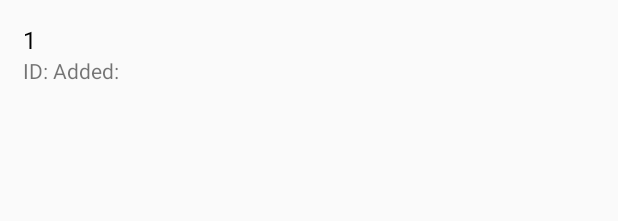
After one commit to DmitryKochetkov/4Term_DevApps, an Android app: the layout list_item.xml on its own in the app's theme, with its tools: preview values and no code run, on a phone screen of 412 x 824 dp. The commit adds this screen. Shown: the top 221 px of the screen. Run offline under Robolectric (Android 15) with nearby library versions, the phone set to English and light mode, and no system bars.

Commit message:
Lab3: database and list item

```diff
--- a/Lab3/app/build.gradle
+++ b/Lab3/app/build.gradle
@@ -22,6 +22,7 @@ dependencies {
     implementation fileTree(dir: 'libs', include: ['*.jar'])
     implementation 'com.android.support:appcompat-v7:28.0.0'
     implementation 'com.android.support.constraint:constraint-layout:1.1.3'
+    implementation 'com.android.support:recyclerview-v7:28.0.0'
     testImplementation 'junit:junit:4.12'
     androidTestImplementation 'com.android.support.test:runner:1.0.2'
     androidTestImplementation 'com.android.support.test.espresso:espresso-core:3.0.2'
--- a/Lab3/app/src/main/java/com/dimedrol/lab3/MainActivity.java
+++ b/Lab3/app/src/main/java/com/dimedrol/lab3/MainActivity.java
@@ -14,6 +14,8 @@ public class MainActivity extends AppCompatActivity {
     String[] rndSurnames = new String[]{"Пучков", "Большаков", "Васильев", "Андреев", "Петров", "Иванов", "Синицын", "Сергеев"};
     String[] rndSecondnames = new String[]{"Витальевич", "Иванович", "Ильич", "Сергеевич", "Альбертович", "Николаевич", "Евгеньевич"};
 
+    DBHelper dbHelper = new DBHelper(this);
+
     @Override
     protected void onCreate(Bundle savedInstanceState) {
         super.onCreate(savedInstanceState);
@@ -27,7 +29,7 @@ public class MainActivity extends AppCompatActivity {
             int n3 = (int)Math.floor(Math.random() * rndSecondnames.length);
             String fio = rndSurnames[n1] + " " + rndNames[n2] + " " + rndSecondnames[n3];
             Student student = new Student(fio, now);
-            //add student to db
+            dbHelper.addStudent(student);
         }
 
 
--- a/Lab3/app/src/main/res/layout/activity_data.xml
+++ b/Lab3/app/src/main/res/layout/activity_data.xml
@@ -6,6 +6,9 @@
     android:layout_height="match_parent"
     tools:context=".DataActivity">
 
-
+    <android.support.v7.widget.RecyclerView
+        android:layout_width="match_parent"
+        android:layout_height="wrap_content"
+        android:id="@+id/list"></android.support.v7.widget.RecyclerView>
 
 </android.support.constraint.ConstraintLayout>
--- /dev/null
+++ b/Lab3/app/src/main/res/layout/list_item.xml
@@ -0,0 +1,38 @@
+<?xml version="1.0" encoding="utf-8"?>
+<LinearLayout
+    xmlns:android="http://schemas.android.com/apk/res/android" android:layout_width="match_parent"
+    android:layout_height="match_parent"
+    android:orientation="vertical"
+    android:padding="15dp">
+
+    <TextView
+        android:layout_width="match_parent"
+        android:layout_height="wrap_content"
+        android:textColor="@color/black"
+        android:textSize="16sp"
+        android:id="@+id/field_fio"
+        android:text="1"/>
+
+    <LinearLayout
+        android:layout_width="match_parent"
+        android:layout_height="wrap_content"
+        android:orientation="horizontal"
+        >
+
+        <TextView
+            android:layout_width="wrap_content"
+            android:layout_height="wrap_content"
+            android:textSize="14sp"
+            android:id="@+id/field_id"
+            android:text="ID: "/>
+
+        <TextView
+            android:layout_width="match_parent"
+            android:layout_height="wrap_content"
+            android:textSize="14sp"
+            android:id="@+id/field_date"
+            android:text="Added: "/>
+
+    </LinearLayout>
+
+</LinearLayout>
--- a/Lab3/app/src/main/res/values/colors.xml
+++ b/Lab3/app/src/main/res/values/colors.xml
@@ -3,4 +3,5 @@
     <color name="colorPrimary">#008577</color>
     <color name="colorPrimaryDark">#00574B</color>
     <color name="colorAccent">#D81B60</color>
+    <color name="black">#000</color>
 </resources>
```
Also changed, not shown: Lab3/app/src/main/java/com/dimedrol/lab3/DBHelper.java (added, +42 -0 lines).
